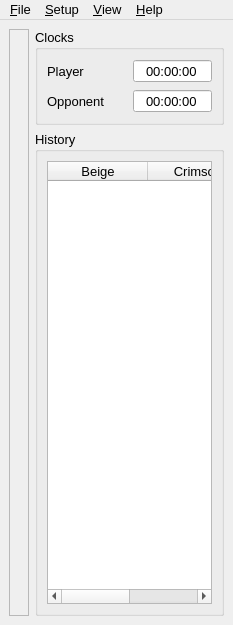
The window that mainwindow.ui (textbrowser/qtchess) describes before a commit, drawn with Qt 5.
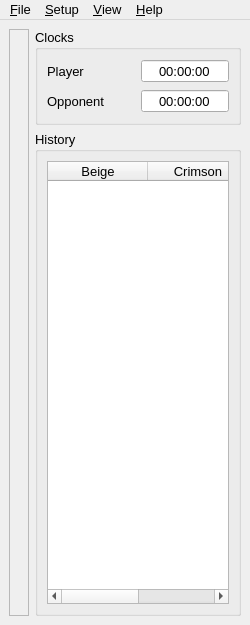
The same window after the commit. Icons and pictures are not drawn.

```diff
--- a/mainwindow.ui
+++ b/mainwindow.ui
@@ -6,7 +6,7 @@
    <rect>
     <x>0</x>
     <y>0</y>
-    <width>233</width>
+    <width>250</width>
     <height>625</height>
    </rect>
   </property>
@@ -157,7 +157,7 @@
     <rect>
      <x>0</x>
      <y>0</y>
-     <width>233</width>
+     <width>250</width>
      <height>24</height>
     </rect>
    </property>
```
